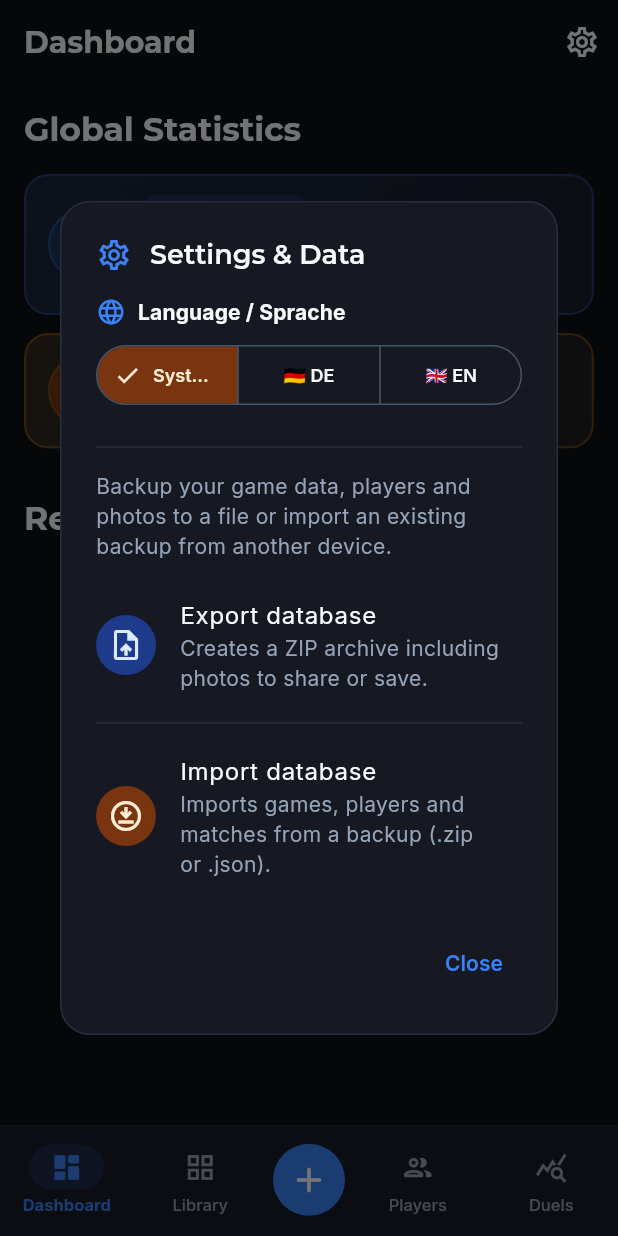
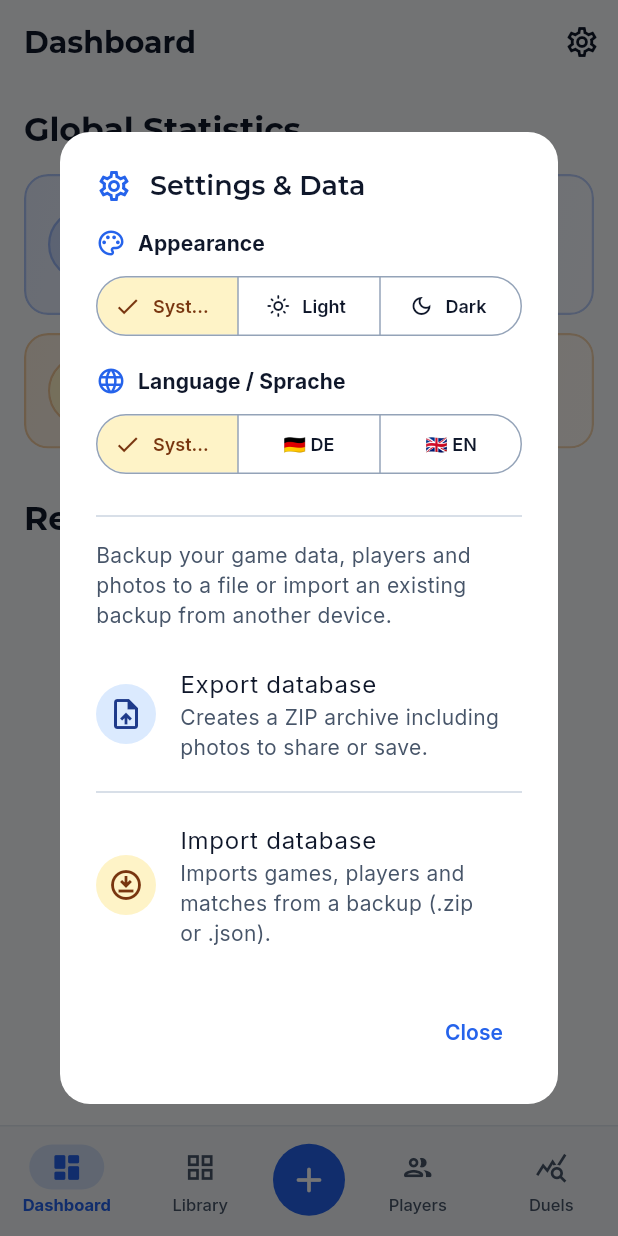
Before and after one commit to dmap151/game-stats, a Flutter app: the screen it shows after launch, after a tap on the "settings" icon, on a phone screen of 412 x 824 dp. Run offline on Flutter 3.47's test engine with Material 3 defaults, Android fonts, the phone set to English and light mode, and no system bars; our stand-ins replace file_picker, fl_chart, flutter_riverpod, geocoding, geolocator, google_fonts and 4 more; accounts and stored records are empty; generated files the repository leaves out were written again.

Commit message:
feat: implement app theme

```diff
--- a/lib/l10n/app_de.arb
+++ b/lib/l10n/app_de.arb
@@ -141,6 +141,10 @@
   "languageSystem": "Systemstandard",
   "languageGerman": "Deutsch",
   "languageEnglish": "English",
+  "themeSectionTitle": "Erscheinungsbild",
+  "themeSystem": "System",
+  "themeLight": "Hell",
+  "themeDark": "Dunkel",
 
   "sortNameAsc": "Name (A–Z)",
   "sortNameDesc": "Name (Z–A)",
--- a/lib/l10n/app_en.arb
+++ b/lib/l10n/app_en.arb
@@ -141,6 +141,10 @@
   "languageSystem": "System Default",
   "languageGerman": "Deutsch",
   "languageEnglish": "English",
+  "themeSectionTitle": "Appearance",
+  "themeSystem": "System",
+  "themeLight": "Light",
+  "themeDark": "Dark",
 
   "sortNameAsc": "Name (A–Z)",
   "sortNameDesc": "Name (Z–A)",
--- a/lib/l10n/app_localizations.dart
+++ b/lib/l10n/app_localizations.dart
@@ -884,6 +884,30 @@ abstract class AppLocalizations {
   /// **'English'**
   String get languageEnglish;
 
+  /// No description provided for @themeSectionTitle.
+  ///
+  /// In de, this message translates to:
+  /// **'Erscheinungsbild'**
+  String get themeSectionTitle;
+
+  /// No description provided for @themeSystem.
+  ///
+  /// In de, this message translates to:
+  /// **'System'**
+  String get themeSystem;
+
+  /// No description provided for @themeLight.
+  ///
+  /// In de, this message translates to:
+  /// **'Hell'**
+  String get themeLight;
+
+  /// No description provided for @themeDark.
+  ///
+  /// In de, this message translates to:
+  /// **'Dunkel'**
+  String get themeDark;
+
   /// No description provided for @sortNameAsc.
   ///
   /// In de, this message translates to:
--- a/lib/l10n/app_localizations_de.dart
+++ b/lib/l10n/app_localizations_de.dart
@@ -474,6 +474,18 @@ class AppLocalizationsDe extends AppLocalizations {
   String get languageEnglish => 'English';
 
   @override
+  String get themeSectionTitle => 'Erscheinungsbild';
+
+  @override
+  String get themeSystem => 'System';
+
+  @override
+  String get themeLight => 'Hell';
+
+  @override
+  String get themeDark => 'Dunkel';
+
+  @override
   String get sortNameAsc => 'Name (A–Z)';
 
   @override
--- a/lib/l10n/app_localizations_en.dart
+++ b/lib/l10n/app_localizations_en.dart
@@ -473,6 +473,18 @@ class AppLocalizationsEn extends AppLocalizations {
   String get languageEnglish => 'English';
 
   @override
+  String get themeSectionTitle => 'Appearance';
+
+  @override
+  String get themeSystem => 'System';
+
+  @override
+  String get themeLight => 'Light';
+
+  @override
+  String get themeDark => 'Dark';
+
+  @override
   String get sortNameAsc => 'Name (A–Z)';
 
   @override
--- a/lib/main.dart
+++ b/lib/main.dart
@@ -35,12 +35,13 @@ class MainApp extends ConsumerWidget {
   @override
   Widget build(BuildContext context, WidgetRef ref) {
     final locale = ref.watch(localeProvider);
+    final themeMode = ref.watch(themeModeProvider);
 
     return MaterialApp(
       title: 'Board Game Stats',
       theme: AppTheme.lightTheme,
       darkTheme: AppTheme.darkTheme,
-      themeMode: ThemeMode.dark,
+      themeMode: themeMode,
       locale: locale,
       localizationsDelegates: AppLocalizations.localizationsDelegates,
       supportedLocales: AppLocalizations.supportedLocales,
--- a/lib/providers/providers.dart
+++ b/lib/providers/providers.dart
@@ -6,6 +6,7 @@ import '../data/models/player_statistics.dart';
 import '../data/models/player.dart';
 import '../services/backup_service.dart';
 export 'locale_provider.dart';
+export 'theme_provider.dart';
 
 /// Provides the singleton instance of [DatabaseService].
 /// Must be overridden in the ProviderScope at the root of the app.
--- /dev/null
+++ b/lib/providers/theme_provider.dart
@@ -0,0 +1,48 @@
+import 'package:flutter/material.dart';
+import 'package:flutter_riverpod/flutter_riverpod.dart';
+import 'package:shared_preferences/shared_preferences.dart';
+
+const String _themePrefKey = 'selected_theme_mode';
+
+class ThemeModeNotifier extends StateNotifier<ThemeMode> {
+  ThemeModeNotifier() : super(ThemeMode.system) {
+    _loadSavedThemeMode();
+  }
+
+  Future<void> _loadSavedThemeMode() async {
+    try {
+      final prefs = await SharedPreferences.getInstance();
+      final modeStr = prefs.getString(_themePrefKey);
+      if (modeStr != null) {
+        switch (modeStr) {
+          case 'light':
+            state = ThemeMode.light;
+            break;
+          case 'dark':
+            state = ThemeMode.dark;
+            break;
+          case 'system':
+          default:
+            state = ThemeMode.system;
+            break;
+        }
+      }
+    } catch (e) {
+      debugPrint('Error loading saved theme mode: $e');
+    }
+  }
+
+  Future<void> setThemeMode(ThemeMode mode) async {
+    state = mode;
+    try {
+      final prefs = await SharedPreferences.getInstance();
+      await prefs.setString(_themePrefKey, mode.name);
+    } catch (e) {
+      debugPrint('Error saving theme mode: $e');
+    }
+  }
+}
+
+final themeModeProvider = StateNotifierProvider<ThemeModeNotifier, ThemeMode>((ref) {
+  return ThemeModeNotifier();
+});
--- a/lib/theme/app_theme.dart
+++ b/lib/theme/app_theme.dart
@@ -261,6 +261,20 @@ class AppTheme {
           vertical: 14,
         ),
       ),
+      snackBarTheme: SnackBarThemeData(
+        behavior: SnackBarBehavior.floating,
+        backgroundColor: darkSurfaceContainerHighest,
+        contentTextStyle: GoogleFonts.inter(
+          fontSize: 14,
+          fontWeight: FontWeight.w500,
+          color: onSurface,
+        ),
+        shape: RoundedRectangleBorder(
+          borderRadius: BorderRadius.circular(12),
+          side: const BorderSide(color: darkOutlineVariant, width: 1),
+        ),
+        elevation: 4,
+      ),
     );
   }
 
@@ -361,6 +375,39 @@ class AppTheme {
           ),
         ),
       ),
+      inputDecorationTheme: InputDecorationTheme(
+        filled: true,
+        fillColor: lightSurfaceContainer,
+        border: OutlineInputBorder(
+          borderRadius: BorderRadius.circular(12),
+          borderSide: const BorderSide(color: lightOutlineVariant),
+        ),
+        enabledBorder: OutlineInputBorder(
+          borderRadius: BorderRadius.circular(12),
+          borderSide: const BorderSide(color: lightOutlineVariant),
+        ),
+        focusedBorder: OutlineInputBorder(
+          borderRadius: BorderRadius.circular(12),
+          borderSide: const BorderSide(color: lightPrimary, width: 1.5),
+        ),
+        contentPadding: const EdgeInsets.symmetric(
+          horizontal: 16,
+          vertical: 14,
+        ),
+      ),
+      snackBarTheme: SnackBarThemeData(
+        behavior: SnackBarBehavior.floating,
+        backgroundColor: const Color(0xFF1E293B),
+        contentTextStyle: GoogleFonts.inter(
+          fontSize: 14,
+          fontWeight: FontWeight.w500,
+          color: Colors.white,
+        ),
+        shape: RoundedRectangleBorder(
+          borderRadius: BorderRadius.circular(12),
+        ),
+        elevation: 4,
+      ),
     );
   }
 }
--- a/lib/ui/widgets/backup_settings_dialog.dart
+++ b/lib/ui/widgets/backup_settings_dialog.dart
@@ -204,6 +204,69 @@ class _BackupSettingsDialogState extends ConsumerState<BackupSettingsDialog> {
     );
   }
 
+  Widget _buildThemeSelector(BuildContext context) {
+    final l10n = context.l10n;
+    final currentThemeMode = ref.watch(themeModeProvider);
+    final theme = Theme.of(context);
+
+    return Column(
+      crossAxisAlignment: CrossAxisAlignment.start,
+      children: [
+        Row(
+          children: [
+            Icon(Icons.palette_outlined, size: 20, color: theme.colorScheme.primary),
+            const SizedBox(width: 8),
+            Text(
+              l10n.themeSectionTitle,
+              style: theme.textTheme.titleSmall?.copyWith(
+                fontWeight: FontWeight.bold,
+              ),
+            ),
+          ],
+        ),
+        const SizedBox(height: 8),
+        SizedBox(
+          width: double.infinity,
+          child: SegmentedButton<ThemeMode>(
+            segments: [
+              ButtonSegment<ThemeMode>(
+                value: ThemeMode.system,
+                icon: const Icon(Icons.brightness_auto_outlined, size: 16),
+                label: Text(
+                  l10n.themeSystem,
+                  style: const TextStyle(fontSize: 12),
+                  overflow: TextOverflow.ellipsis,
+                ),
+              ),
+              ButtonSegment<ThemeMode>(
+                value: ThemeMode.light,
+                icon: const Icon(Icons.light_mode_outlined, size: 16),
+                label: Text(
+                  l10n.themeLight,
+                  style: const TextStyle(fontSize: 12),
+                  overflow: TextOverflow.ellipsis,
+                ),
+              ),
+              ButtonSegment<ThemeMode>(
+                value: ThemeMode.dark,
+                icon: const Icon(Icons.dark_mode_outlined, size: 16),
+                label: Text(
+                  l10n.themeDark,
+                  style: const TextStyle(fontSize: 12),
+                  overflow: TextOverflow.ellipsis,
+                ),
+              ),
+            ],
+            selected: {currentThemeMode},
+            onSelectionChanged: (Set<ThemeMode> newSelection) {
+              ref.read(themeModeProvider.notifier).setThemeMode(newSelection.first);
+            },
+          ),
+        ),
+      ],
+    );
+  }
+
   Widget _buildLanguageSelector(BuildContext context) {
     final l10n = context.l10n;
     final currentLocale = ref.watch(localeProvider);
@@ -287,6 +350,8 @@ class _BackupSettingsDialogState extends ConsumerState<BackupSettingsDialog> {
           mainAxisSize: MainAxisSize.min,
           crossAxisAlignment: CrossAxisAlignment.start,
           children: [
+            _buildThemeSelector(context),
+            const SizedBox(height: 16),
             _buildLanguageSelector(context),
             const SizedBox(height: 16),
             const Divider(),
```
Also changed, not shown: 1 other file.
